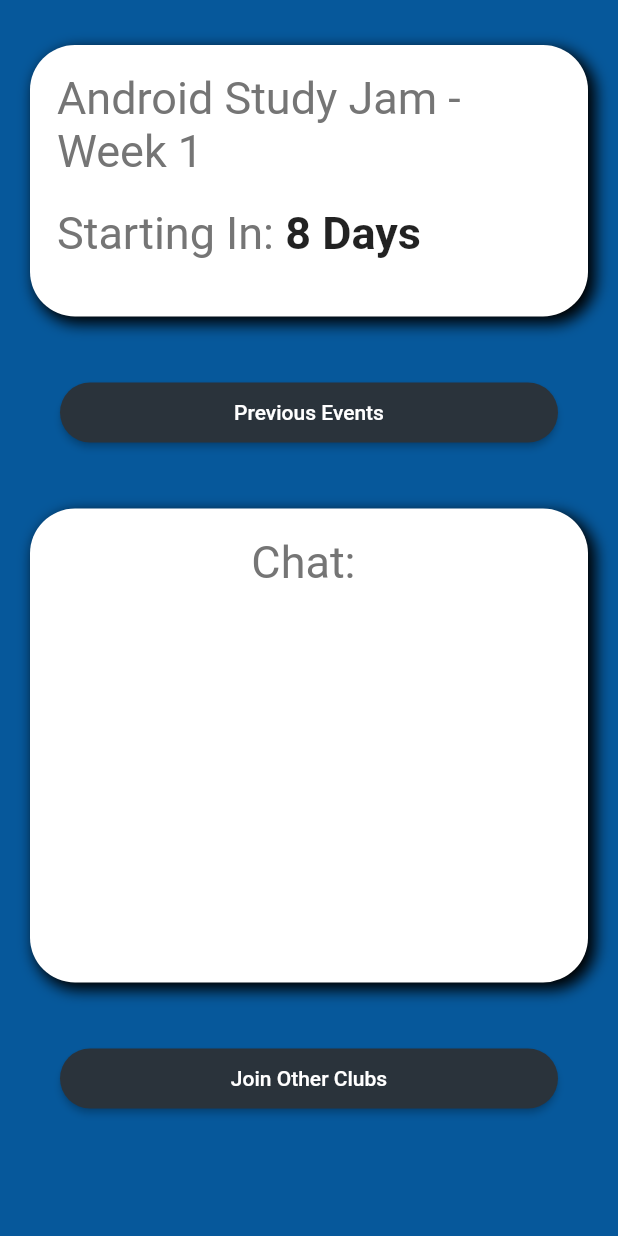
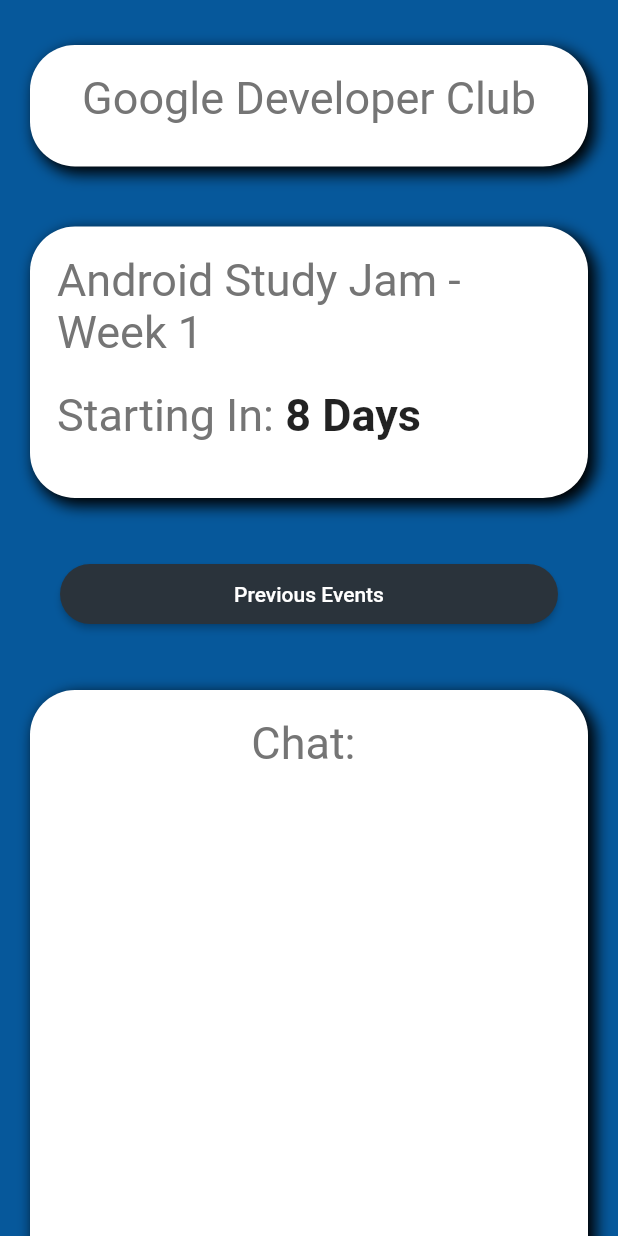
Before and after one commit to Marco-Puig/ClubIt-App, a Flutter app: the HomeScreen screen opened directly, on a phone screen of 412 x 824 dp. Run offline on Flutter 3.47's test engine with Material 2 defaults, Android fonts, the phone set to English and light mode, and no system bars; our stand-ins replace cloud_firestore, firebase_auth, firebase_core, google_sign_in; accounts and stored records are empty.

```diff
--- a/lib/screens/home/home.dart
+++ b/lib/screens/home/home.dart
@@ -21,6 +21,28 @@ class HomeScreen extends StatelessWidget {
         children: <Widget>[
           SizedBox(
             height: 10,
+          ),
+          Padding(
+            padding: const EdgeInsets.all(20.0),
+            child: OurContainer(
+              child: Column(
+                children: <Widget>[
+                  Text(
+                    "Google Developer Club",
+                    style: TextStyle(
+                      fontSize: 30,
+                      color: Colors.grey[600],
+                    ),
+                  ),
+                  Padding(
+                    padding: const EdgeInsets.symmetric(vertical: 5.0),
+                    child: Row(
+                      children: <Widget>[],
+                    ),
+                  ),
+                ],
+              ),
+            ),
           ),
           Padding(
             padding: const EdgeInsets.all(20.0),
@@ -76,7 +98,7 @@ class HomeScreen extends StatelessWidget {
               child: Column(
                 children: <Widget>[
                   Text(
-                    "Chat: \n\n\n\n\n\n\n",
+                    "Chat: \n\n\n\n\n\n\n\n\n\n",
                     style: TextStyle(
                       fontSize: 30,
                       color: Colors.grey[600],
--- a/lib/screens/signup/localwidgets/signUpForm.dart
+++ b/lib/screens/signup/localwidgets/signUpForm.dart
@@ -1,3 +1,4 @@
+import 'package:clubitapp/models/firebase.dart';
 import 'package:clubitapp/states/currentUser.dart';
 import 'package:clubitapp/widgets/ourContainer.dart';
 import 'package:flutter/material.dart';
@@ -109,6 +110,7 @@ class _OurSignUpFormState extends State<OurSignUpForm> {
               if (_passwordController.text == _confirmPasswordController.text) {
                 _signUpUser(
                     _emailController.text, _passwordController.text, context);
+                userSetup(_fullNameController.text);
               } else {
                 Scaffold.of(context).showSnackBar(
                   SnackBar(
--- a/lib/states/currentUser.dart
+++ b/lib/states/currentUser.dart
@@ -1,3 +1,4 @@
+import 'package:clubitapp/models/firebase.dart';
 import 'package:firebase_auth/firebase_auth.dart';
 import 'package:flutter/cupertino.dart';
 
@@ -37,7 +38,7 @@ class CurrentUser extends ChangeNotifier {
           email: email, password: password);
       {
         _email = email;
-        _pass = password;
+        //_pass = password;
         retVal = "success";
       }
     } catch (e) {
--- a/pubspec.yaml
+++ b/pubspec.yaml
@@ -33,7 +33,7 @@ dependencies:
   firebase_core:
   provider:
   google_sign_in:
-
+  cloud_firestore:
 
   # The following adds the Cupertino Icons font to your application.
   # Use with the CupertinoIcons class for iOS style icons.
```
Also changed, not shown: lib/models/firebase.dart (added, +10 -0 lines), pubspec.lock.
